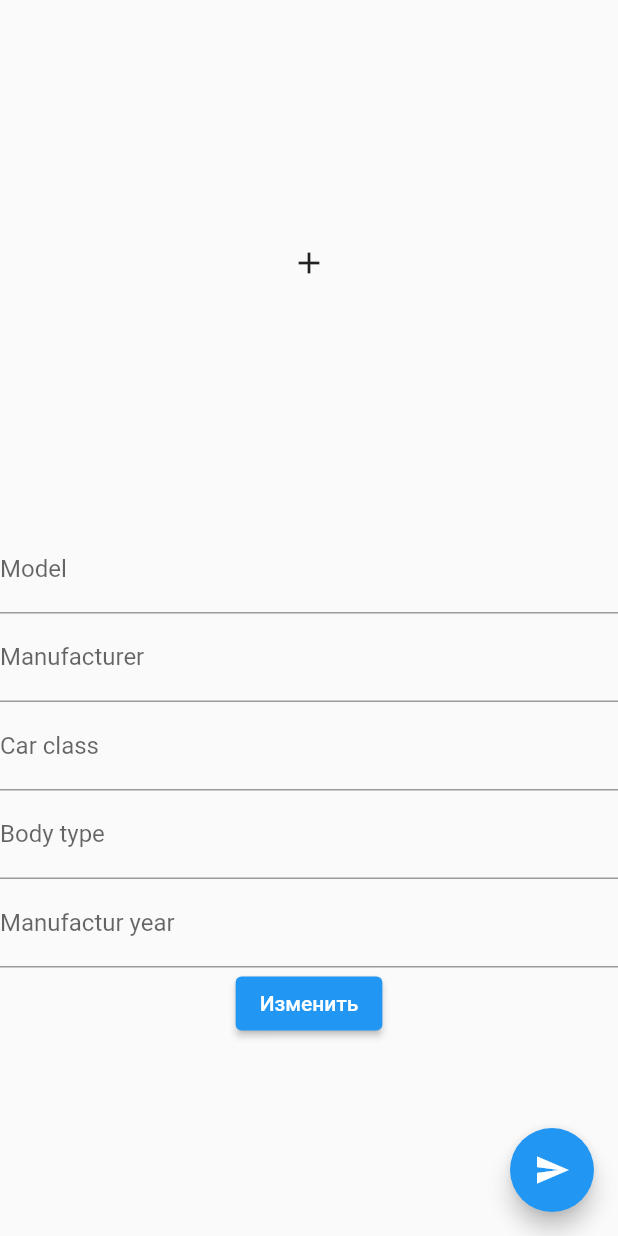
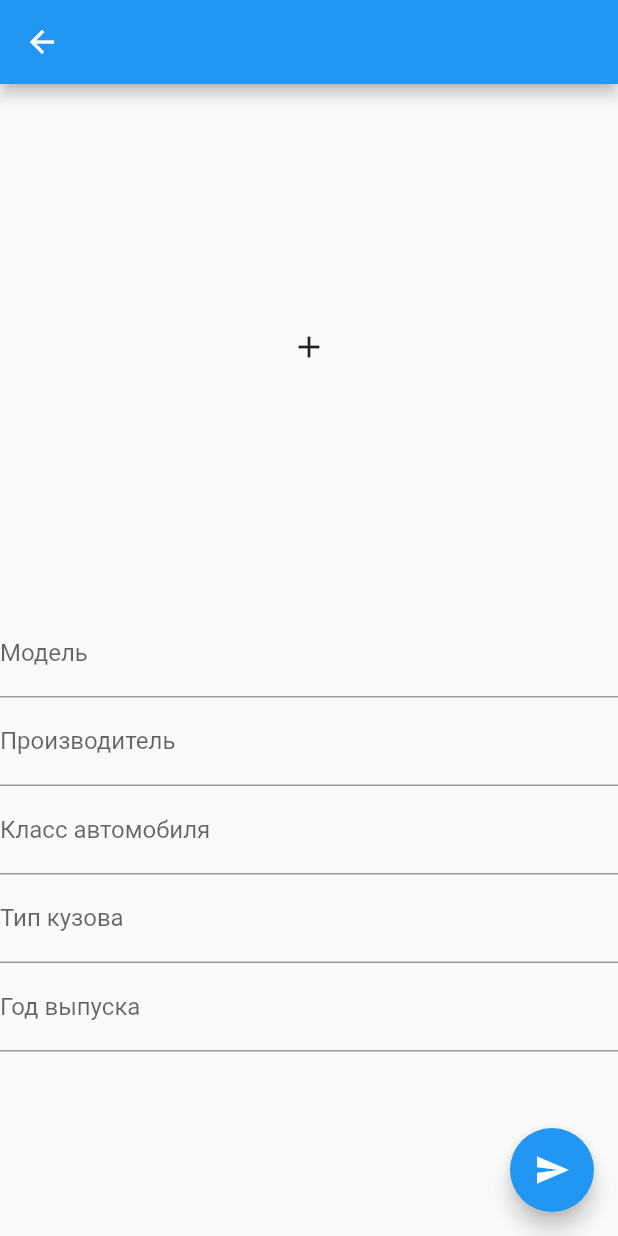
Before and after one commit to Vigorouzis/Car_catalog, a Flutter app: the AddCarScreen screen opened directly, on a phone screen of 412 x 824 dp. Run offline on Flutter 3.47's test engine with Material 2 defaults, Android fonts, the phone set to English and light mode, and no system bars; our stand-ins replace cached_network_image, cloud_firestore, firebase_core, firebase_storage, flutter_bloc, freezed_annotation and 1 more; accounts and stored records are empty.

Commit message:
Finished work

```diff
--- a/lib/data/repositories/firebase/firebase.dart
+++ b/lib/data/repositories/firebase/firebase.dart
@@ -5,6 +5,7 @@ import 'package:car_catalog/data/models/car_model/car_model.dart';
 import 'package:car_catalog/data/repositories/firebase/ifirebase.dart';
 import 'package:cloud_firestore/cloud_firestore.dart';
 import 'package:firebase_storage/firebase_storage.dart';
+import 'package:path/path.dart' as path;
 
 class FirebaseRepository implements IFirebaseRepository {
   static const String _carPostsCollectionKey = 'carPosts';
@@ -23,7 +24,7 @@ class FirebaseRepository implements IFirebaseRepository {
     required String manufacturYear,
   }) async {
     try {
-      final ref = _firebaseStorage.ref(imagePath).child('');
+      final ref = _firebaseStorage.ref(path.basename(imagePath)).child('');
       await ref.putFile(File(imagePath));
       var b = await ref.getDownloadURL();
 
--- a/lib/presentation/add_car_screen.dart
+++ b/lib/presentation/add_car_screen.dart
@@ -1,5 +1,6 @@
 import 'dart:io';
 
+import 'package:cached_network_image/cached_network_image.dart';
 import 'package:car_catalog/domain/car/car.dart';
 import 'package:flutter/material.dart';
 import 'package:flutter_bloc/flutter_bloc.dart';
@@ -27,6 +28,7 @@ class _AddCarScreenState extends State<AddCarScreen> {
   @override
   void initState() {
     super.initState();
+
     _modelController = TextEditingController(text: widget._car?.model ?? '');
     _manufacturerController =
         TextEditingController(text: widget._car?.manufacturer ?? '');
@@ -36,6 +38,9 @@ class _AddCarScreenState extends State<AddCarScreen> {
         TextEditingController(text: widget._car?.bodyType ?? '');
     _manufacturYearController =
         TextEditingController(text: widget._car?.manufacturYear ?? '');
+    if (widget._car != null) {
+      imageFile = File(widget._car!.image);
+    }
   }
 
   @override
@@ -69,6 +74,7 @@ class _AddCarScreenState extends State<AddCarScreen> {
   @override
   Widget build(BuildContext context) {
     return Scaffold(
+      appBar: AppBar(),
       body: SafeArea(
         child: SingleChildScrollView(
           child: Column(
@@ -76,45 +82,57 @@ class _AddCarScreenState extends State<AddCarScreen> {
               SizedBox(
                 width: 350,
                 height: 350,
-                child: imageFile == null
-                    ? IconButton(
+                child: (() {
+                  if (widget._car == null && imageFile == null) {
+                    return IconButton(
                         icon: const Icon(Icons.add),
                         onPressed: () {
                           _imagePick();
-                        })
-                    : Image.file(File(imageFile!.path), fit: BoxFit.cover),
+                        });
+                  } else if (widget._car != null && imageFile != null) {
+                    return CachedNetworkImage(
+                        imageUrl: widget._car!.image,
+                        fit: BoxFit.cover,
+                        width: 350,
+                        height: 350);
+                  } else {
+                    return Image.file(File(imageFile!.path), fit: BoxFit.cover);
+                  }
+                }()),
               ),
               TextField(
                 controller: _modelController..text,
                 decoration: const InputDecoration(
-                  labelText: 'Model',
+                  labelText: 'Модель',
                 ),
               ),
               TextField(
                 controller: _manufacturerController,
                 decoration: const InputDecoration(
-                  labelText: 'Manufacturer',
+                  labelText: 'Производитель',
                 ),
               ),
               TextField(
                 controller: _carClassController,
                 decoration: const InputDecoration(
-                  labelText: 'Car class',
+                  labelText: 'Класс автомобиля',
                 ),
               ),
               TextField(
                 controller: _bodyTypeController,
                 decoration: const InputDecoration(
-                  labelText: 'Body type',
+                  labelText: 'Тип кузова',
                 ),
               ),
               TextField(
                 controller: _manufacturYearController,
                 decoration: const InputDecoration(
-                  labelText: 'Manufactur year',
+                  labelText: 'Год выпуска',
                 ),
               ),
-              ElevatedButton(
+              Opacity(
+                opacity: widget._car == null ? 0 : 1,
+                child: ElevatedButton(
                     child: const Text('Изменить'),
                     onPressed: () {
                       BlocProvider.of<CatalogBloc>(context).add(
@@ -129,11 +147,14 @@ class _AddCarScreenState extends State<AddCarScreen> {
                       );
                       Navigator.of(context).pop('delete');
                     }),
+              ),
             ],
           ),
         ),
       ),
-      floatingActionButton: FloatingActionButton(
+      floatingActionButton: Opacity(
+        opacity: widget._car == null ? 1 : 0,
+        child: FloatingActionButton(
             child: const Icon(Icons.send),
             onPressed: () {
               BlocProvider.of<CatalogBloc>(context).add(
@@ -148,6 +169,7 @@ class _AddCarScreenState extends State<AddCarScreen> {
               );
               Navigator.of(context).popUntil((route) => route.isFirst);
             }),
+      ),
     );
   }
 }
```
Also changed, not shown: pubspec.yaml (+3 -4 lines), pubspec.lock. Lines whose indentation alone changed are shown as unchanged.
